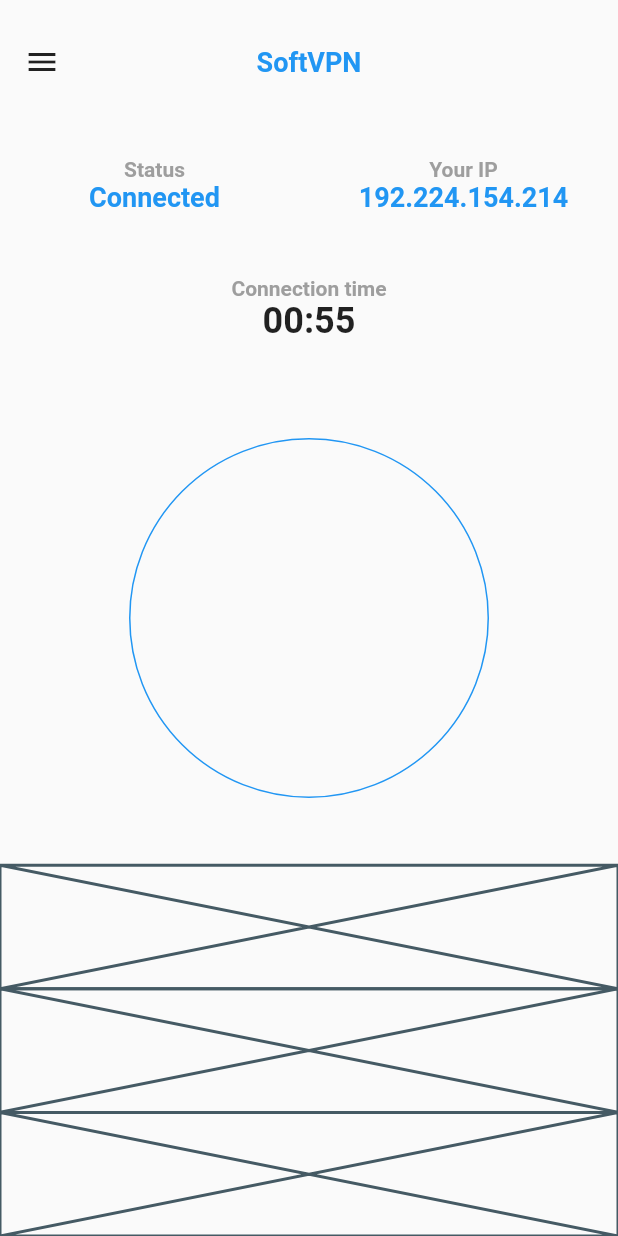
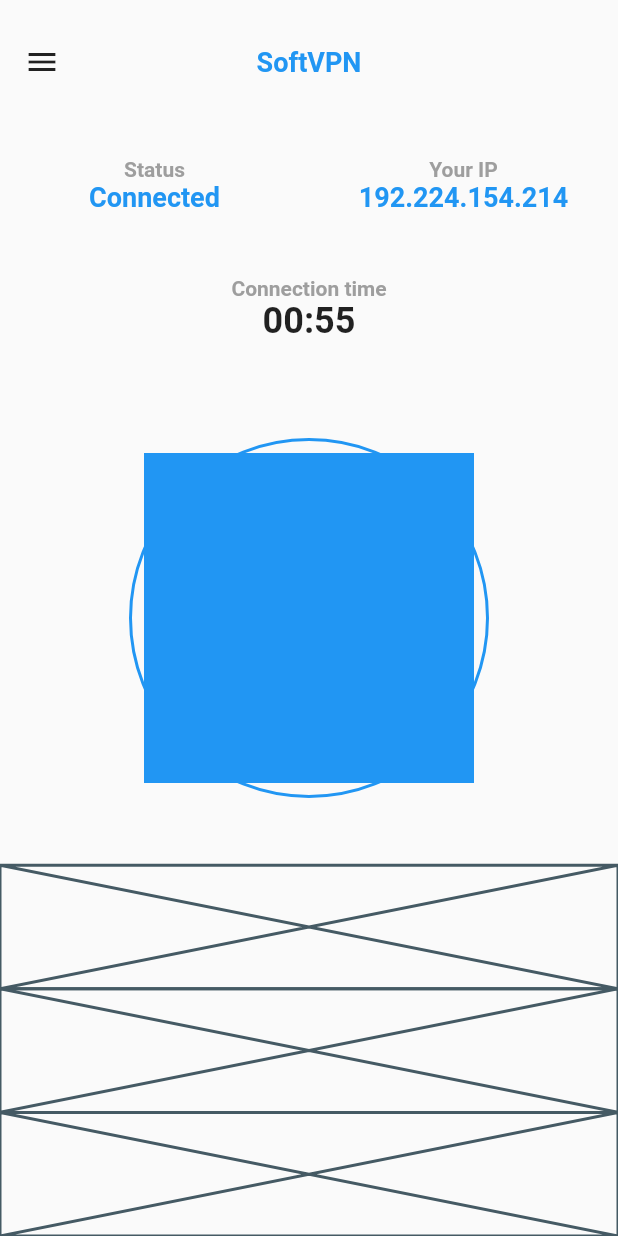
Before and after one commit to JAICHANGPARK/flutter_notebook_11th_story, a Flutter app: the screen it shows after launch, on a phone screen of 412 x 824 dp. Run offline on Flutter 3.47's test engine with Material 2 defaults, Android fonts, the phone set to English and light mode, and no system bars; our stand-ins replace backdrop, badges, flutter_inner_drawer, flutter_slidable, flutter_swiper, google_fonts.

Commit message:
Update vpn_home_page.dart

```diff
--- a/lib/ep721_vpn_mobile_app/ui/vpn_home_page.dart
+++ b/lib/ep721_vpn_mobile_app/ui/vpn_home_page.dart
@@ -107,8 +107,16 @@ class _VpnHomePageState extends State<VpnHomePage> {
                   height: 240,
                   width: 240,
                   decoration: BoxDecoration(
-                    border: Border.all(color: Colors.blue),
+                    border: Border.all(color: Colors.blue, width: 2),
                     shape: BoxShape.circle,
+                  ),
+                  child: Padding(
+                    padding: const EdgeInsets.all(8.0),
+                    child: Container(
+                      decoration: BoxDecoration(
+                        color: Colors.blue
+                      ),
+                    ),
                   ),
                 ),
               ),
```
